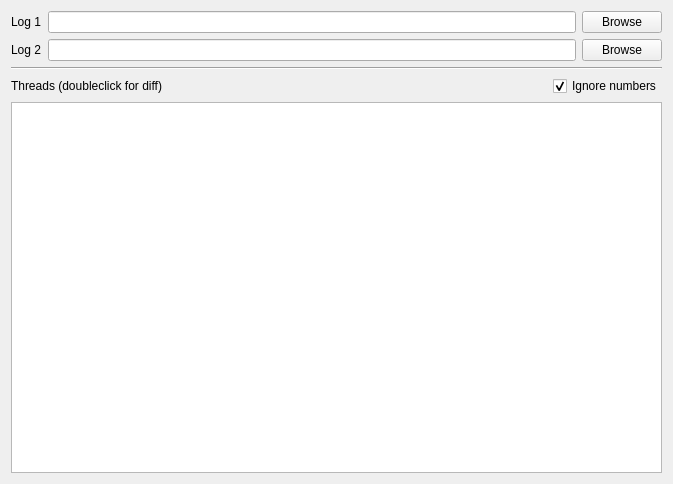
Old version of the form logdiff.ui in the repository harjoc/LogDiff.
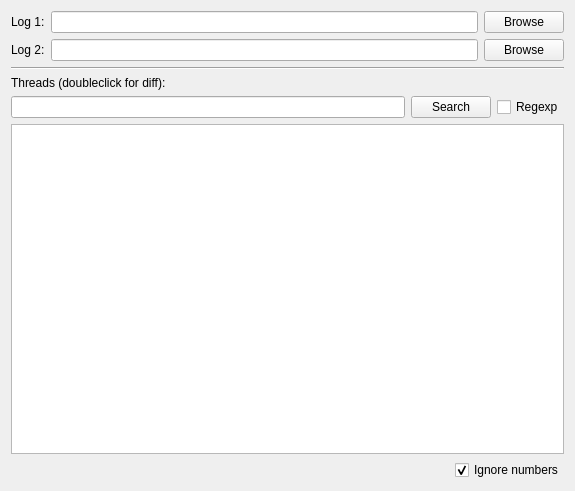
New version of the form.

```diff
--- a/logdiff.ui
+++ b/logdiff.ui
@@ -6,8 +6,8 @@
    <rect>
     <x>0</x>
     <y>0</y>
-    <width>673</width>
-    <height>484</height>
+    <width>575</width>
+    <height>491</height>
    </rect>
   </property>
   <property name="windowTitle">
@@ -20,7 +20,7 @@
       <item>
        <widget class="QLabel" name="label">
         <property name="text">
-         <string>Log 1</string>
+         <string>Log 1:</string>
         </property>
        </widget>
       </item>
@@ -47,7 +47,7 @@
       <item>
        <widget class="QLabel" name="label_2">
         <property name="text">
-         <string>Log 2</string>
+         <string>Log 2:</string>
         </property>
        </widget>
       </item>
@@ -76,35 +76,35 @@
       </property>
      </widget>
     </item>
+    <item>
+     <widget class="QLabel" name="label_3">
+      <property name="sizePolicy">
+       <sizepolicy hsizetype="Expanding" vsizetype="Preferred">
+        <horstretch>0</horstretch>
+        <verstretch>0</verstretch>
+       </sizepolicy>
+      </property>
+      <property name="text">
+       <string>Threads (doubleclick for diff):</string>
+      </property>
+     </widget>
+    </item>
     <item>
      <layout class="QHBoxLayout" name="horizontalLayout_3">
       <item>
-       <widget class="QLabel" name="label_3">
+       <widget class="QLineEdit" name="searchEdit"/>
+      </item>
+      <item>
+       <widget class="QPushButton" name="searchBtn">
         <property name="text">
-         <string>Threads (doubleclick for diff)</string>
+         <string>Search</string>
         </property>
        </widget>
       </item>
       <item>
-       <spacer name="horizontalSpacer">
-        <property name="orientation">
-         <enum>Qt::Horizontal</enum>
-        </property>
-        <property name="sizeHint" stdset="0">
-         <size>
-          <width>40</width>
-          <height>20</height>
-         </size>
-        </property>
-       </spacer>
-      </item>
-      <item>
-       <widget class="QCheckBox" name="ignoreNumbersCheck">
+       <widget class="QCheckBox" name="regexpCheck">
         <property name="text">
-         <string>Ignore numbers</string>
-        </property>
-        <property name="checked">
-         <bool>true</bool>
+         <string>Regexp</string>
         </property>
        </widget>
       </item>
@@ -135,6 +135,33 @@
       </attribute>
      </widget>
     </item>
+    <item>
+     <layout class="QHBoxLayout" name="horizontalLayout_4">
+      <item>
+       <spacer name="horizontalSpacer">
+        <property name="orientation">
+         <enum>Qt::Horizontal</enum>
+        </property>
+        <property name="sizeHint" stdset="0">
+         <size>
+          <width>40</width>
+          <height>20</height>
+         </size>
+        </property>
+       </spacer>
+      </item>
+      <item>
+       <widget class="QCheckBox" name="ignoreNumbersCheck">
+        <property name="text">
+         <string>Ignore numbers</string>
+        </property>
+        <property name="checked">
+         <bool>true</bool>
+        </property>
+       </widget>
+      </item>
+     </layout>
+    </item>
    </layout>
   </widget>
   <widget class="QMenuBar" name="menuBar">
```
Left out of the diff: 2 changed lines with no effect on the pictures.
